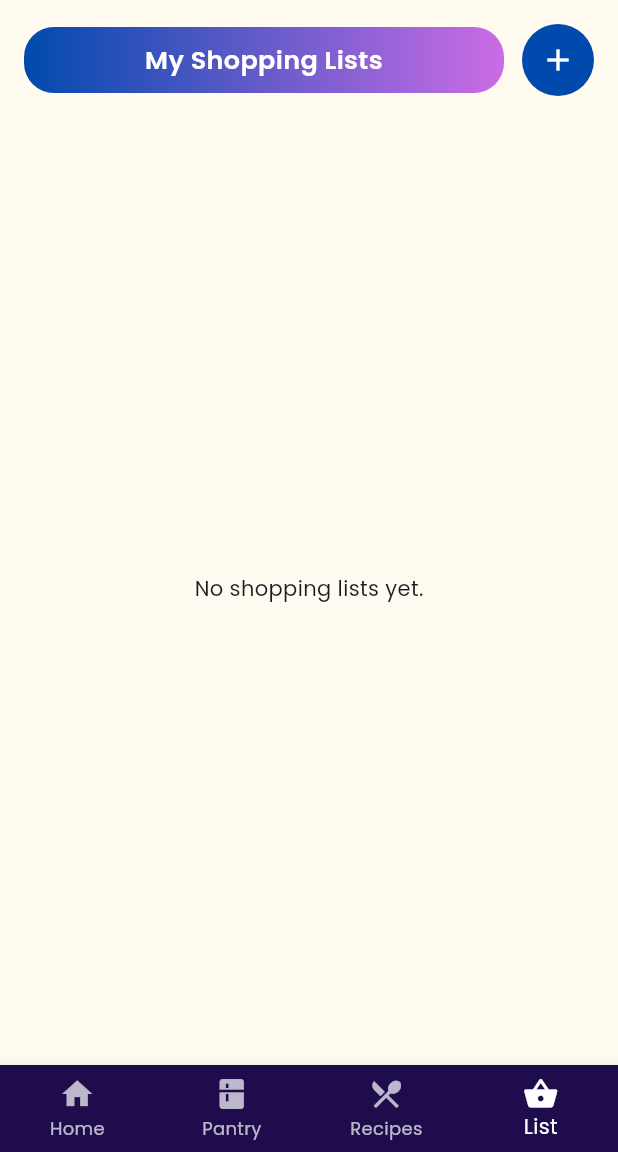
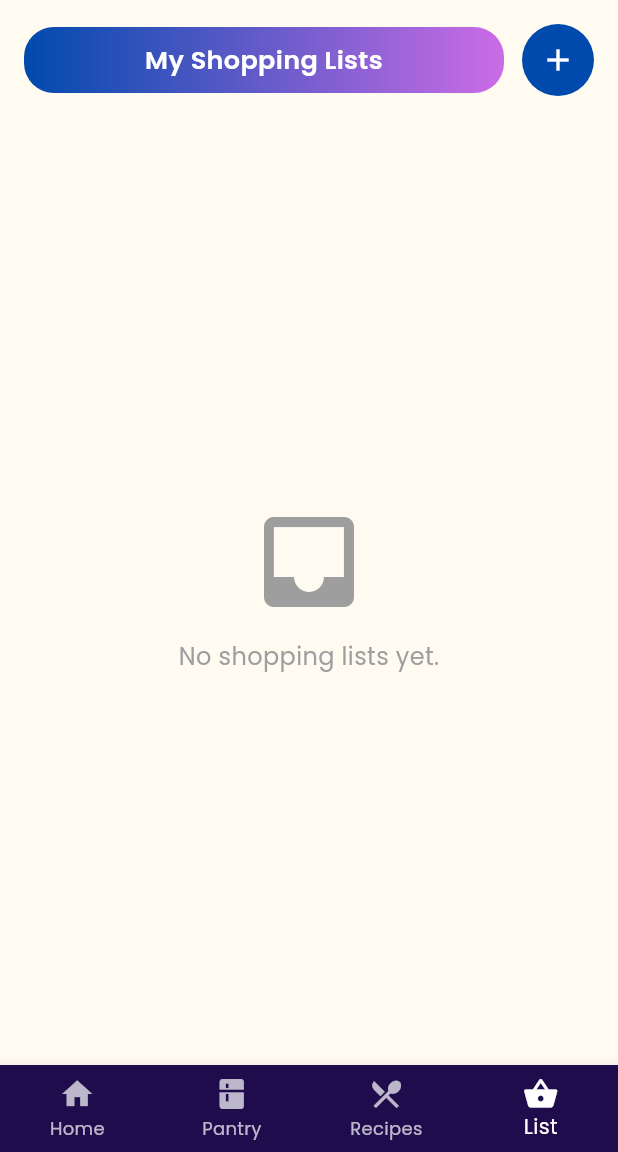
Before and after one commit to charrr1103/AIron-Chef-App, a Flutter app: the ShoppingListPage screen opened directly, on a phone screen of 412 x 824 dp, the part 84-1236 px from its top. Run offline on Flutter 3.47's test engine with Material 3 defaults, Android fonts, the phone set to English and light mode, and no system bars; our stand-ins replace avatar_glow, firebase_auth, firebase_core, flutter_tts, google_fonts, google_sign_in and 7 more; missing offline and left inert: ultralytics_yolo; accounts and stored records are empty.

Commit message:
Update shopping_list_page.dart

```diff
--- a/lib/pages/shopping_list_page.dart
+++ b/lib/pages/shopping_list_page.dart
@@ -1,9 +1,7 @@
 import 'package:flutter/material.dart';
 import 'package:airon_chef/services/database_helper.dart';
 import '../pages/shopping_list.dart';
-import '../pages/shopping_ingredient.dart';
 import './pantry_page.dart';
-import './recipe_page.dart';
 import './all_recipe_page.dart';
 import 'profile_page.dart';
 import 'shopping_list_detail_page.dart';
@@ -27,11 +25,13 @@ class _ShoppingListPageState extends State<ShoppingListPage> {
 Future<void> _loadShoppingLists() async {
   final lists = await DatabaseHelper.instance.getAllShoppingLists();
   setState(() {
-      shoppingLists = lists;
+    // Ensure the latest list on the top
+    shoppingLists = lists.reversed.toList();
   });
 }
 
 Future<void> _deleteList(int index) async {
+  // Delete comfirmation dialog
   final confirm = await showDialog<bool>(
     context: context,
     builder: (context) => Dialog(
@@ -76,18 +76,18 @@ Future<void> _deleteList(int index) async {
     ),
   );
 
+  // Reload the shopping lists after delete a list
   if (confirm == true) {
-    final title = shoppingLists[index].title;
+    final title = shoppingLists[index].title; // Find title index and delete the match one in db
     await DatabaseHelper.instance.deleteShoppingList(title);
     await _loadShoppingLists();
   }
 }
 
-
+// Edit list title dialog
 Future<void> _editListTitle(int index) async {
   final oldTitle = shoppingLists[index].title;
   final controller = TextEditingController(text: oldTitle);
-
   showDialog(
     context: context,
     builder: (context) => Dialog(
@@ -127,7 +127,7 @@ Future<void> _editListTitle(int index) async {
                   ),
                   onPressed: () async {
                     final newTitle = controller.text.trim();
-                    if (newTitle.isNotEmpty && newTitle != oldTitle) {
+                    if (newTitle.isNotEmpty && newTitle != oldTitle) {//update the title if it is not empty or same as old title
                       final updatedList = ShoppingList(
                         title: newTitle,
                         ingredients: shoppingLists[index].ingredients,
@@ -148,10 +148,9 @@ Future<void> _editListTitle(int index) async {
     ),
   );
 }
-
+// Create new list dialog
 Future<void> _addNewList() async {
   final controller = TextEditingController();
-
   showDialog(
     context: context,
     builder: (context) => Dialog(
@@ -192,19 +191,20 @@ Future<void> _editListTitle(int index) async {
                   ),
                   onPressed: () async {
                     final inputTitle = controller.text.trim();
-
+                    // Title has been filled
                     if (inputTitle.isNotEmpty) {
                       // Capitalize each word
-                      final formattedTitle = inputTitle
+                      final capitalizedTitle = inputTitle
                         .split(' ')
                         .map((word) => word.isNotEmpty ? '${word[0].toUpperCase()}${word.substring(1).toLowerCase()}' : '')
                         .join(' ')
-                        .trim() + ' Ingredients';  // add Ingredients
+                        .trim();
+                        final formattedTitle = '$capitalizedTitle Ingredients';
 
                       final alreadyExists = shoppingLists.any(
                         (list) => list.title.toLowerCase() == formattedTitle.toLowerCase(),
                       );
-
+                      // Check if the same title name exist in shopping lists
                       if (alreadyExists) {
                         ScaffoldMessenger.of(context).showSnackBar(
                           const SnackBar(content: Text('⚠️ List with same name already exists!')),
@@ -216,6 +216,7 @@ Future<void> _editListTitle(int index) async {
                         final newList = ShoppingList(title: formattedTitle, ingredients: []);
                         await DatabaseHelper.instance.insertShoppingList(newList);
                         await _loadShoppingLists();
+                        // Determine if the state still valid before interact
                         if (context.mounted) {
                           Navigator.pop(context);
                         }
@@ -330,7 +331,19 @@ Future<void> _editListTitle(int index) async {
           const SizedBox(height: 10),
           Expanded(
             child: shoppingLists.isEmpty
-                ? const Center(child: Text('No shopping lists yet.'))
+                ? const Center(
+                    child: Column(
+                      mainAxisAlignment: MainAxisAlignment.center,
+                      children: [
+                        Icon(Icons.inbox, size: 80, color: Colors.grey),
+                        SizedBox(height: 12),
+                        Text(
+                          'No shopping lists yet.',
+                          style: TextStyle(fontSize: 16, color: Colors.grey),
+                        ),
+                      ],
+                    ),
+                  )
                 : ReorderableListView(
                     padding: const EdgeInsets.all(12),
                     onReorder: (oldIndex, newIndex) {
@@ -358,7 +371,9 @@ Future<void> _editListTitle(int index) async {
                                 ),
                               );
                             },
-                            leading: const Icon(Icons.drag_indicator),
+                            leading: ReorderableDragStartListener(index: i,
+                                child: const Icon(Icons.drag_indicator),
+                              ),
                             title: Text(
                               shoppingLists[i].title,
                               style: const TextStyle(
@@ -373,7 +388,7 @@ Future<void> _editListTitle(int index) async {
                                 ...shoppingLists[i].ingredients
                                     .take(3)
                                     .map((e) => Text(e.name, style: const TextStyle(fontSize: 13))),
-                                if (shoppingLists[i].ingredients.length > 3)
+                                if (shoppingLists[i].ingredients.length > 3) // shows '...' if more than 3 ingredients
                                   const Text('...', style: TextStyle(fontSize: 13)),
                               ],
                             ),
```
Lines whose indentation alone changed are shown as unchanged.
